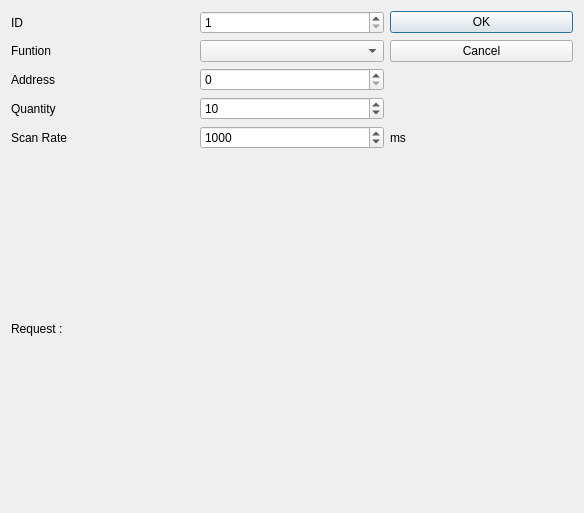
This is addregdialog.ui in CharlosNels/DebugMyProtocol as Qt 5 draws it before an edit. The edited form follows.
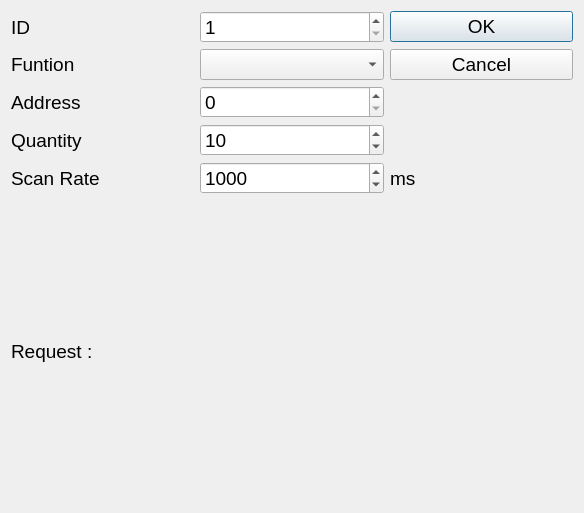
This is the edited form.

Patch:
```diff
--- a/addregdialog.ui
+++ b/addregdialog.ui
@@ -10,6 +10,11 @@
     <height>513</height>
    </rect>
   </property>
+  <property name="font">
+   <font>
+    <pointsize>14</pointsize>
+   </font>
+  </property>
   <property name="windowTitle">
    <string>Read/Write Definition</string>
   </property>
```
